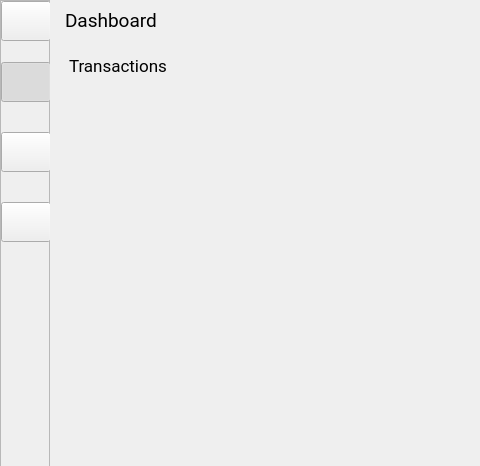
Before: the Qt Designer form skeletons/MainWindow.ui in opierre/Budgetter, drawn with Qt 5; both pictures show x 0 to 480 and y 0 to 466 of the 1176 by 723 pixel window.
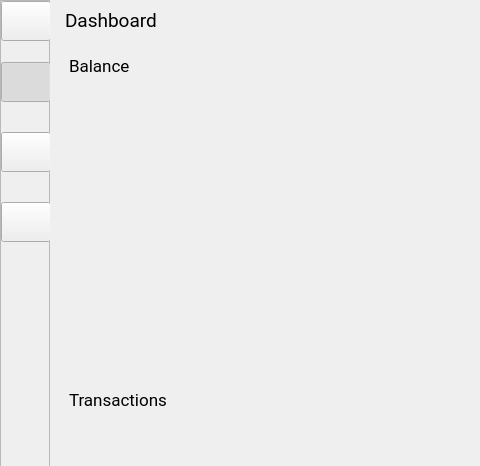
After: the same form once the commit is applied. Icons and pictures are not drawn. Custom widgets are drawn as their Qt base class.

Commit message: Add accounts dock widget

The edit to the form file:
```diff
--- a/skeletons/MainWindow.ui
+++ b/skeletons/MainWindow.ui
@@ -877,7 +877,7 @@
        <property name="spacing">
         <number>15</number>
        </property>
-       <item row="0" column="3">
+       <item row="1" column="3">
         <widget class="Container" name="transactions">
          <property name="minimumSize">
           <size>
@@ -905,7 +905,35 @@
          </widget>
         </widget>
        </item>
-       <item row="0" column="4">
+       <item row="0" column="3">
+        <widget class="Container" name="accounts">
+         <property name="font">
+          <font>
+           <family>Roboto</family>
+           <pointsize>13</pointsize>
+          </font>
+         </property>
+         <property name="features">
+          <set>QDockWidget::NoDockWidgetFeatures</set>
+         </property>
+         <property name="allowedAreas">
+          <set>Qt::NoDockWidgetArea</set>
+         </property>
+         <property name="windowTitle">
+          <string>Balance</string>
+         </property>
+         <widget class="QWidget" name="dockWidgetContents_3">
+          <layout class="QGridLayout" name="gridLayout_5">
+           <item row="0" column="0">
+            <widget class="QWidget" name="widgetDonut" native="true">
+             <layout class="QVBoxLayout" name="verticalLayout"/>
+            </widget>
+           </item>
+          </layout>
+         </widget>
+        </widget>
+       </item>
+       <item row="0" column="4" rowspan="2">
         <widget class="Container" name="monthlyExpenses">
          <property name="sizePolicy">
           <sizepolicy hsizetype="Preferred" vsizetype="Preferred">
```
The commit also changes 4 other files.
